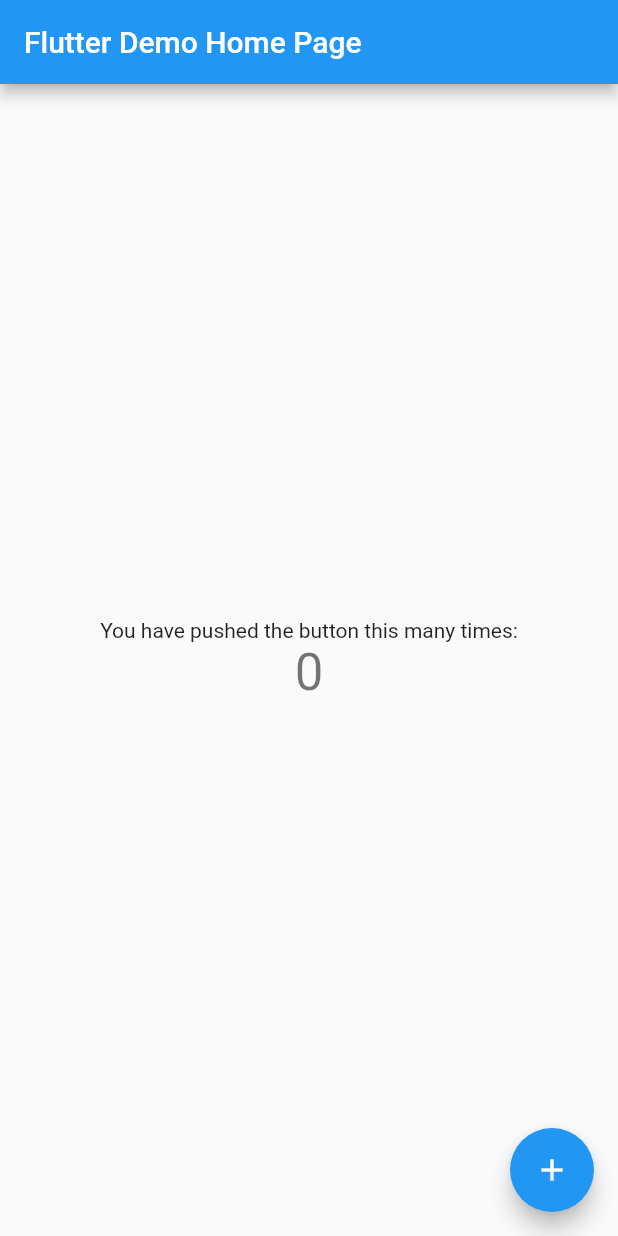
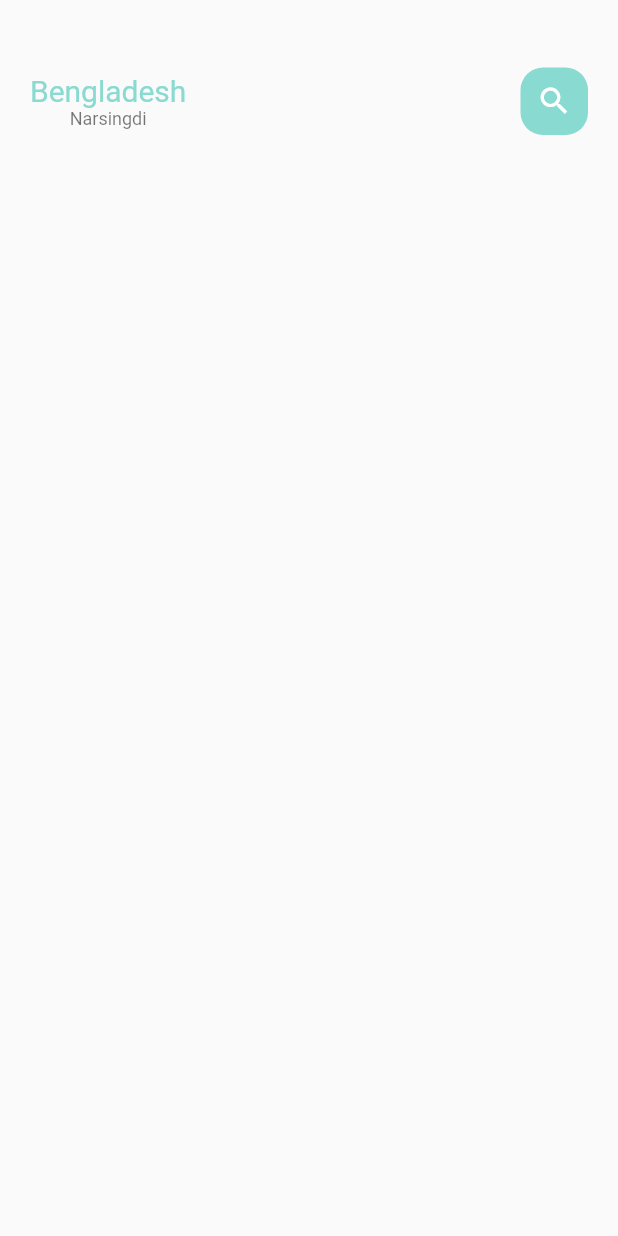
Before and after one commit to Yader1/flutter-food-ordering-app, a Flutter app: the screen it shows after launch, on a phone screen of 412 x 824 dp. Run offline on Flutter 3.47's test engine with Material 2 defaults, Android fonts, the phone set to English and light mode, and no system bars.

Commit message:
Estilos de textos, Big and Small text the aplication

```diff
--- /dev/null
+++ b/lib/home/main_food_page.dart
@@ -0,0 +1,48 @@
+import 'package:flutter/material.dart';
+import 'package:flutter_tienda_comida/utils/colors.dart';
+import 'package:flutter_tienda_comida/widgets/big_text.dart';
+import 'package:flutter_tienda_comida/widgets/small_text.dart';
+
+class MainFoodPage extends StatefulWidget {
+  MainFoodPage({Key? key}) : super(key: key);
+
+  @override
+  State<MainFoodPage> createState() => _MainFoodPageState();
+}
+
+class _MainFoodPageState extends State<MainFoodPage> {
+  @override
+  Widget build(BuildContext context) {
+    return Scaffold(
+      body: Column(
+      children: [
+        Container(
+          child: Container(
+            //Encabezado de la pagina principal
+            margin: EdgeInsets.only(top: 45, bottom: 15),
+            padding: EdgeInsets.only(left: 20, right: 20),
+            child: Row(
+              mainAxisAlignment: MainAxisAlignment.spaceBetween,
+              children: [
+                Column(
+                  children: [
+                    BigText(text: "Bengladesh", color: AppColors.mainColor,), //Pais
+                    SmallText(text: "Narsingdi", color: Colors.black54)
+                  ],
+                ),
+                Center(
+                  child: Container(
+                    width: 45,
+                    height: 45,
+                    child: Icon(Icons.search, color: Colors.white,),
+                    decoration: BoxDecoration(
+                    borderRadius: BorderRadius.circular(15), color: AppColors.mainColor),
+                  )
+                )
+              ],
+            ),
+          ),
+      )]),
+    );
+  }
+}
--- a/lib/main.dart
+++ b/lib/main.dart
@@ -1,4 +1,5 @@
 import 'package:flutter/material.dart';
+import 'package:flutter_tienda_comida/home/main_food_page.dart';
 
 void main() {
   runApp(const MyApp());
@@ -11,105 +12,12 @@ class MyApp extends StatelessWidget {
   @override
   Widget build(BuildContext context) {
     return MaterialApp(
+      debugShowCheckedModeBanner: false,
       title: 'Flutter Demo',
       theme: ThemeData(
-        // This is the theme of your application.
-        //
-        // Try running your application with "flutter run". You'll see the
-        // application has a blue toolbar. Then, without quitting the app, try
-        // changing the primarySwatch below to Colors.green and then invoke
-        // "hot reload" (press "r" in the console where you ran "flutter run",
-        // or simply save your changes to "hot reload" in a Flutter IDE).
-        // Notice that the counter didn't reset back to zero; the application
-        // is not restarted.
         primarySwatch: Colors.blue,
       ),
-      home: const MyHomePage(title: 'Flutter Demo Home Page'),
+      home: MainFoodPage(),
     );
   }
 }
-
-class MyHomePage extends StatefulWidget {
-  const MyHomePage({Key? key, required this.title}) : super(key: key);
-
-  // This widget is the home page of your application. It is stateful, meaning
-  // that it has a State object (defined below) that contains fields that affect
-  // how it looks.
-
-  // This class is the configuration for the state. It holds the values (in this
-  // case the title) provided by the parent (in this case the App widget) and
-  // used by the build method of the State. Fields in a Widget subclass are
-  // always marked "final".
-
-  final String title;
-
-  @override
-  State<MyHomePage> createState() => _MyHomePageState();
-}
-
-class _MyHomePageState extends State<MyHomePage> {
-  int _counter = 0;
-
-  void _incrementCounter() {
-    setState(() {
-      // This call to setState tells the Flutter framework that something has
-      // changed in this State, which causes it to rerun the build method below
-      // so that the display can reflect the updated values. If we changed
-      // _counter without calling setState(), then the build method would not be
-      // called again, and so nothing would appear to happen.
-      _counter++;
-    });
-  }
-
-  @override
-  Widget build(BuildContext context) {
-    // This method is rerun every time setState is called, for instance as done
-    // by the _incrementCounter method above.
-    //
-    // The Flutter framework has been optimized to make rerunning build methods
-    // fast, so that you can just rebuild anything that needs updating rather
-    // than having to individually change instances of widgets.
-    return Scaffold(
-      appBar: AppBar(
-        // Here we take the value from the MyHomePage object that was created by
-        // the App.build method, and use it to set our appbar title.
-        title: Text(widget.title),
-      ),
-      body: Center(
-        // Center is a layout widget. It takes a single child and positions it
-        // in the middle of the parent.
-        child: Column(
-          // Column is also a layout widget. It takes a list of children and
-          // arranges them vertically. By default, it sizes itself to fit its
-          // children horizontally, and tries to be as tall as its parent.
-          //
-          // Invoke "debug painting" (press "p" in the console, choose the
-          // "Toggle Debug Paint" action from the Flutter Inspector in Android
-          // Studio, or the "Toggle Debug Paint" command in Visual Studio Code)
-          // to see the wireframe for each widget.
-          //
-          // Column has various properties to control how it sizes itself and
-          // how it positions its children. Here we use mainAxisAlignment to
-          // center the children vertically; the main axis here is the vertical
-          // axis because Columns are vertical (the cross axis would be
-          // horizontal).
-          mainAxisAlignment: MainAxisAlignment.center,
-          children: <Widget>[
-            const Text(
-              'You have pushed the button this many times:',
-            ),
-            Text(
-              '$_counter',
-              style: Theme.of(context).textTheme.headline4,
-            ),
-          ],
-        ),
-      ),
-      floatingActionButton: FloatingActionButton(
-        onPressed: _incrementCounter,
-        tooltip: 'Increment',
-        child: const Icon(Icons.add),
-      ), // This trailing comma makes auto-formatting nicer for build methods.
-    );
-  }
-}
--- /dev/null
+++ b/lib/widgets/big_text.dart
@@ -0,0 +1,25 @@
+import 'package:flutter/material.dart';
+
+class BigText extends StatelessWidget {
+  Color? color;
+  final String text;
+  double size;
+  TextOverflow overflow;
+
+  BigText({Key? key, this.color = const Color(0xFF3322d2b), this.size=20, required this.text, this.overflow=TextOverflow.ellipsis}) : super(key: key);
+
+  @override
+  Widget build(BuildContext context) {
+    return Text(
+      text,
+      maxLines: 1,
+      overflow: overflow,
+      style: TextStyle(
+        color: color,
+        fontSize: size,
+        fontFamily: 'Roboto',
+        fontWeight: FontWeight.w400
+      ),
+    );
+  }
+}
--- /dev/null
+++ b/lib/widgets/small_text.dart
@@ -0,0 +1,29 @@
+import 'package:flutter/material.dart';
+
+class SmallText extends StatelessWidget {
+  Color? color;
+  final String text;
+  double size;
+  double height;
+
+  SmallText({
+    Key? key,
+    this.color = const Color(0xFFccc7c5),
+    this.size = 12,
+    this.height = 1.2,
+    required this.text,
+  }) : super(key: key);
+
+  @override
+  Widget build(BuildContext context) {
+    return Text(
+      text,
+      style: TextStyle(
+        color: color,
+        fontSize: size,
+        height: height,
+        fontFamily: 'Roboto',
+      ),
+    );
+  }
+}
```
